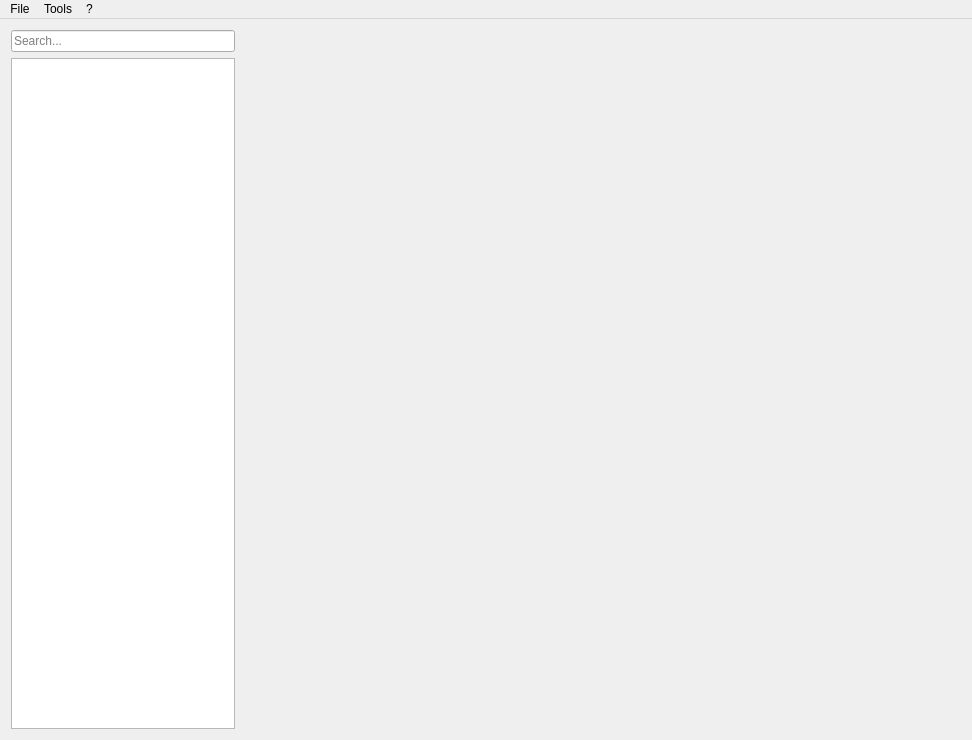
Before: the Qt Designer form Source/mainwindow.ui in OnexTale/OnexExplorer, drawn with Qt 5.
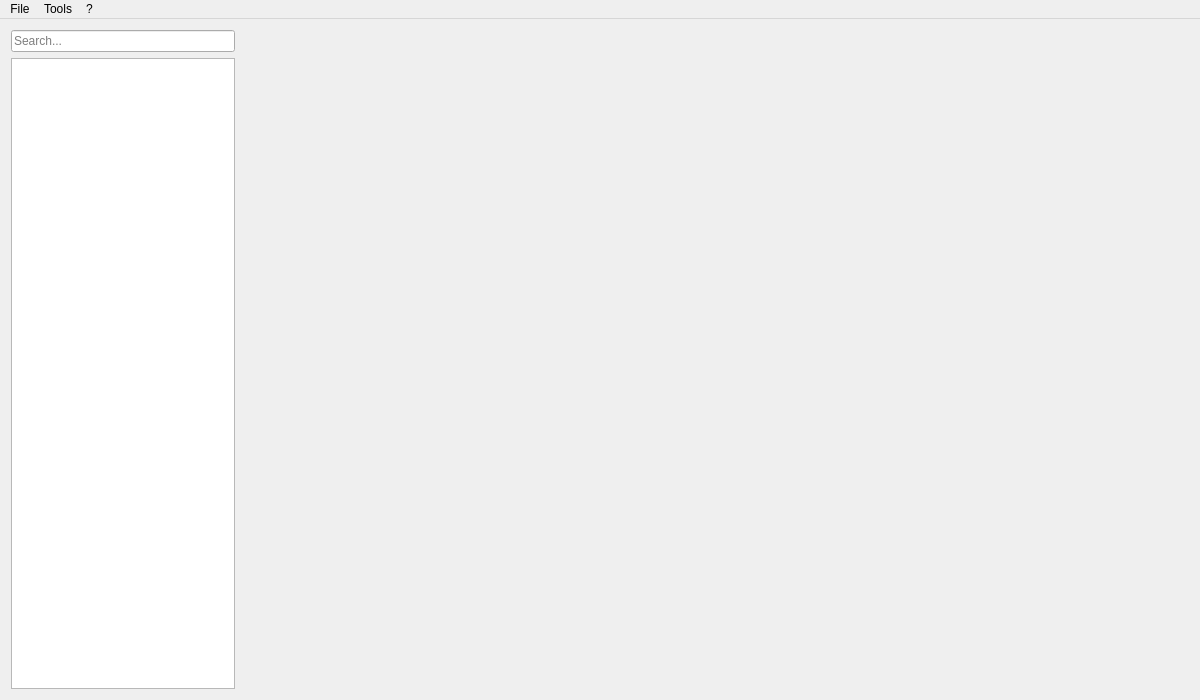
After: the same form once the commit is applied. Icons and pictures are not drawn.

What changed in the file:
```diff
--- a/Source/mainwindow.ui
+++ b/Source/mainwindow.ui
@@ -6,8 +6,8 @@
    <rect>
     <x>0</x>
     <y>0</y>
-    <width>972</width>
-    <height>740</height>
+    <width>1200</width>
+    <height>700</height>
    </rect>
   </property>
   <property name="minimumSize">
@@ -91,7 +91,7 @@
     <rect>
      <x>0</x>
      <y>0</y>
-     <width>972</width>
+     <width>1200</width>
      <height>30</height>
     </rect>
    </property>
```
